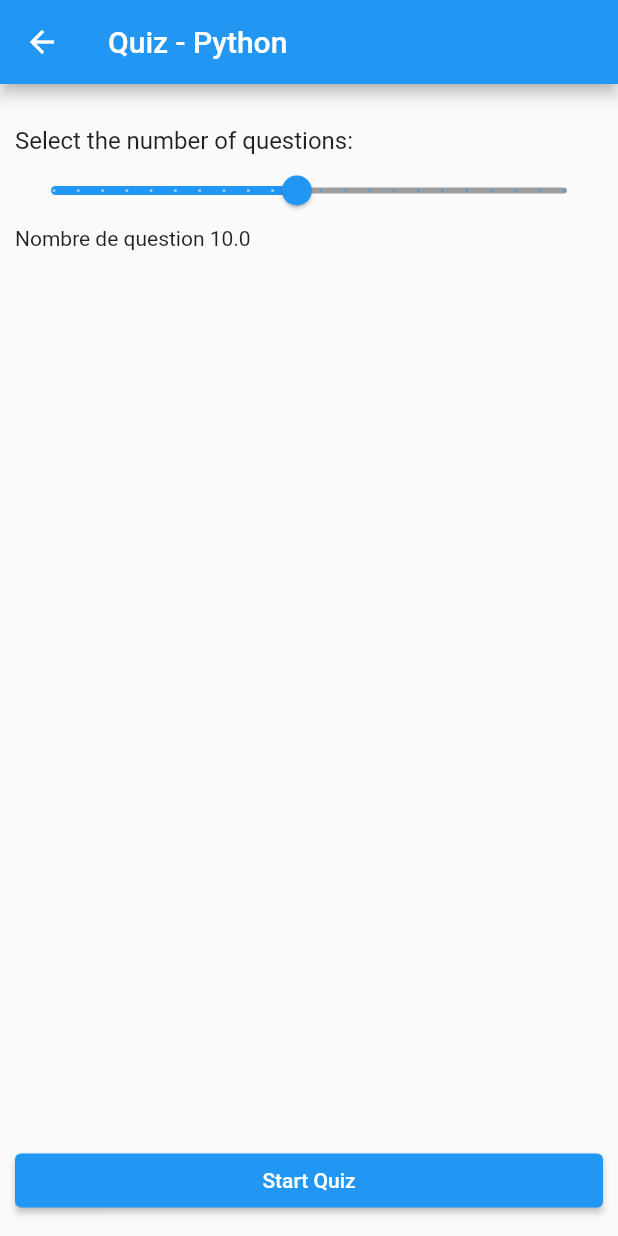
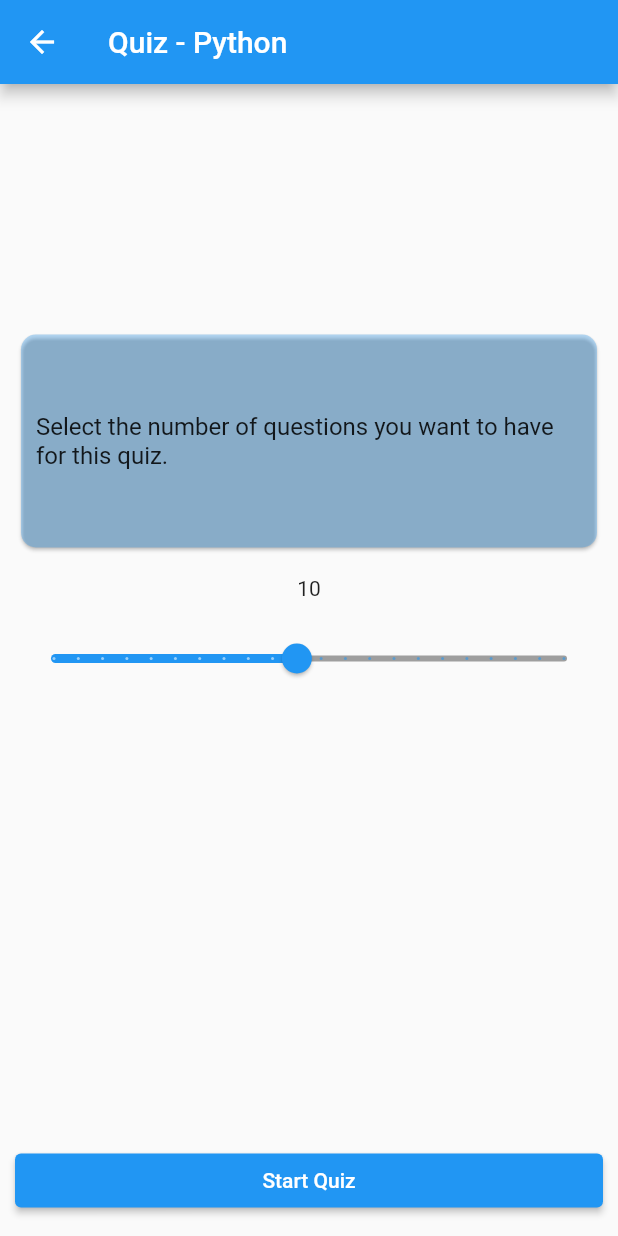
Before and after one commit to flutter-preview/Djeevs-Jean-flutter_quiz_app, a Flutter app: the screen it shows after launch, after a tap on "Python", on a phone screen of 412 x 824 dp. Run offline on Flutter 3.47's test engine with Material 2 defaults, Android fonts, the phone set to English and light mode, and no system bars.

Commit message:
add question success

```diff
--- a/lib/_widget/_index_quiz_widget.dart
+++ b/lib/_widget/_index_quiz_widget.dart
@@ -105,11 +105,39 @@ class _QuestionSelectionPageState extends State<QuestionSelectionPage> {
         child: Column(
           crossAxisAlignment: CrossAxisAlignment.stretch,
           children: [
+
+            Expanded(
+              child: FractionallySizedBox(
+                alignment: Alignment.bottomCenter,
+                heightFactor: 0.5,
+                child: SizedBox(
+                // height: 120, // Hauteur souhaitée
+                child: Card(
+                  color: Colors.blue.withOpacity(0.3),
+                  shape: RoundedRectangleBorder(
+                    borderRadius: BorderRadius.circular(10.0),
+                  ),
+                  child: Container(
+                    padding: const EdgeInsets.all(10.0),
+                    alignment: Alignment.center,
+                    child: const Text(
+                      'Select the number of questions you want to have for this quiz.',
+                      style: TextStyle(fontSize: 16),
+                    ),
+                  ),
+                ),
+              ),
+              ),
+            ),
+
+
             SizedBox(height: 15,),
-            Text(
-              'Select the number of questions:',
-              style: TextStyle(fontSize: 16),
-            ),
+
+            Center(child: Text(_selectedQuestion.toInt().toString())),
+
+            SizedBox(height: 15,),
+
+
             SliderTheme(
               data: SliderTheme.of(context).copyWith(
                 activeTrackColor: Colors.blue,
@@ -132,7 +160,6 @@ class _QuestionSelectionPageState extends State<QuestionSelectionPage> {
               ),
             ),
 
-          Text("Nombre de question $_selectedQuestion"),
           const Spacer(),
             ElevatedButton(
               onPressed: isButtonDisabled
@@ -149,7 +176,7 @@ class _QuestionSelectionPageState extends State<QuestionSelectionPage> {
                         ),
                       );
                     },
-              child: Text('Start Quiz'),
+              child: const Text('Start Quiz'),
             ),
           ],
         ),
--- a/lib/_widget/_widget_question.dart
+++ b/lib/_widget/_widget_question.dart
@@ -46,7 +46,7 @@ class QuestionSingle extends StatelessWidget {
               ),
               child: ListTile(
                 title: Text(optionText,style: TextStyle( fontSize: 16,
-                color: isSelectedAnswer ? Colors.amberAccent : showCorrectAnswer && isCorrectAnswer ? Colors.green : null,),
+                color: isSelectedAnswer ? Colors.blue : showCorrectAnswer && isCorrectAnswer ? Colors.green : null,),
                 ),
                 trailing: showCorrectAnswer ? isCorrectAnswer  ? const Icon(Icons.check, color: Colors.green)
                         : isSelectedAnswer ? const Icon(Icons.close, color: Colors.red) : null
--- a/lib/main.dart
+++ b/lib/main.dart
@@ -32,7 +32,8 @@ class MainScreen extends StatefulWidget {
 class _MainScreenState extends State<MainScreen> {
 
   final List<Tab> tabs = const [
-    Tab(text: 'Quizzes'), Tab(text: 'Activity'), Tab(text: 'Index'),
+    Tab(text: 'Quizzes'), Tab(text: 'Activity')
+    // , Tab(text: 'Index'),
   ];
    @override
   Widget build(BuildContext context) {
@@ -101,7 +102,9 @@ class _MainScreenState extends State<MainScreen> {
             ],
           ),
         ),
-        body: const TabBarView(  children: [QuizzesTab(), ActivityTab(), IndexTab(), ], ),
+        body: const TabBarView(  children: [QuizzesTab(), ActivityTab()
+        //, IndexTab(),
+         ], ),
       ),
     );
   }
```
